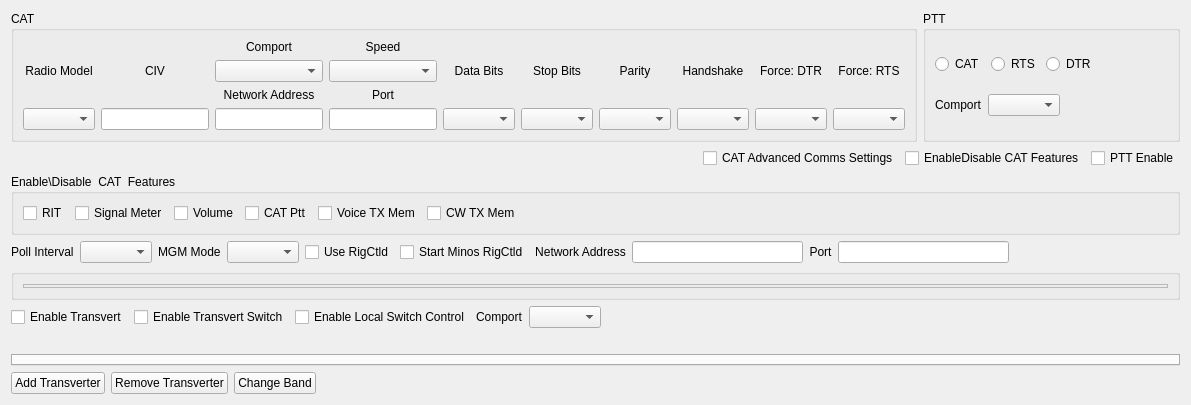
First picture: the form in mqt/MqtRigControl/rigsetupform.ui, repository Rsclub22/Minos2-Mirror, before the edit.
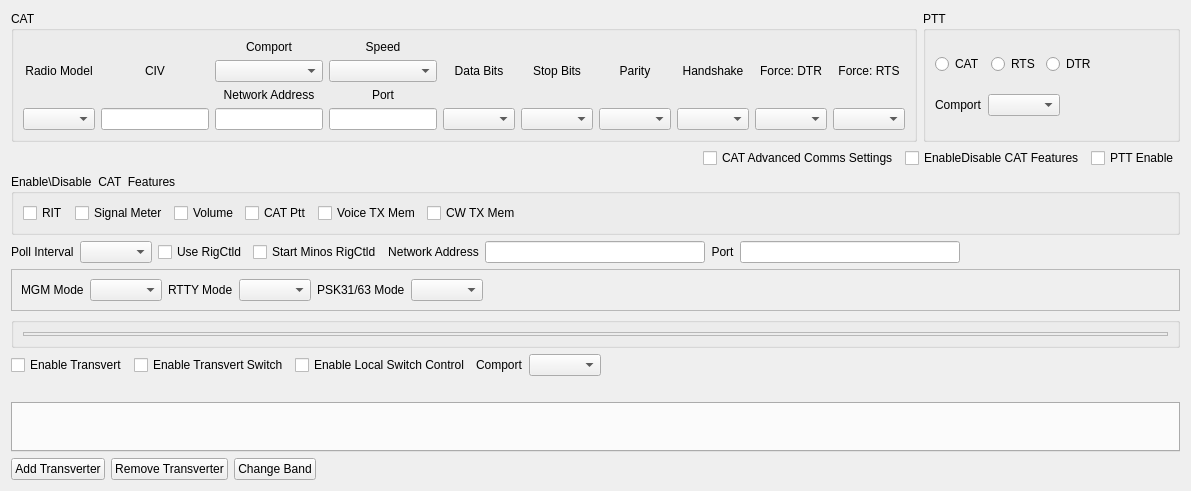
Second picture: the form after the edit. Custom widgets are drawn as their Qt base class.

Commit message: Try to get mode and band switching right for RY/PSK/MGM

Diff of the .ui file:
```diff
--- a/mqt/MqtRigControl/rigsetupform.ui
+++ b/mqt/MqtRigControl/rigsetupform.ui
@@ -7,7 +7,7 @@
     <x>0</x>
     <y>0</y>
     <width>1191</width>
-    <height>405</height>
+    <height>491</height>
    </rect>
   </property>
   <property name="windowTitle">
@@ -459,16 +459,6 @@
      <item>
       <widget class="QComboBox" name="pollInterval"/>
      </item>
-     <item>
-      <widget class="QLabel" name="label">
-       <property name="text">
-        <string>MGM Mode</string>
-       </property>
-      </widget>
-     </item>
-     <item>
-      <widget class="QComboBox" name="mgmBox"/>
-     </item>
      <item>
       <widget class="QCheckBox" name="useRigCtldChkBox">
        <property name="text">
@@ -541,6 +531,61 @@
      </item>
     </layout>
    </item>
+   <item>
+    <widget class="QFrame" name="modesFrame">
+     <property name="frameShape">
+      <enum>QFrame::StyledPanel</enum>
+     </property>
+     <property name="frameShadow">
+      <enum>QFrame::Raised</enum>
+     </property>
+     <layout class="QHBoxLayout" name="horizontalLayout_3">
+      <item>
+       <widget class="QLabel" name="label">
+        <property name="text">
+         <string>MGM Mode</string>
+        </property>
+       </widget>
+      </item>
+      <item>
+       <widget class="QComboBox" name="mgmBox"/>
+      </item>
+      <item>
+       <widget class="QLabel" name="label_3">
+        <property name="text">
+         <string>RTTY Mode</string>
+        </property>
+       </widget>
+      </item>
+      <item>
+       <widget class="QComboBox" name="rttyBox"/>
+      </item>
+      <item>
+       <widget class="QLabel" name="label_4">
+        <property name="text">
+         <string>PSK31/63 Mode</string>
+        </property>
+       </widget>
+      </item>
+      <item>
+       <widget class="QComboBox" name="pskBox"/>
+      </item>
+      <item>
+       <spacer name="horizontalSpacer_3">
+        <property name="orientation">
+         <enum>Qt::Horizontal</enum>
+        </property>
+        <property name="sizeHint" stdset="0">
+         <size>
+          <width>40</width>
+          <height>20</height>
+         </size>
+        </property>
+       </spacer>
+      </item>
+     </layout>
+    </widget>
+   </item>
    <item>
     <widget class="QGroupBox" name="supportedBandGroupBox">
      <property name="title">
```
The commit also changes 36 other files.
